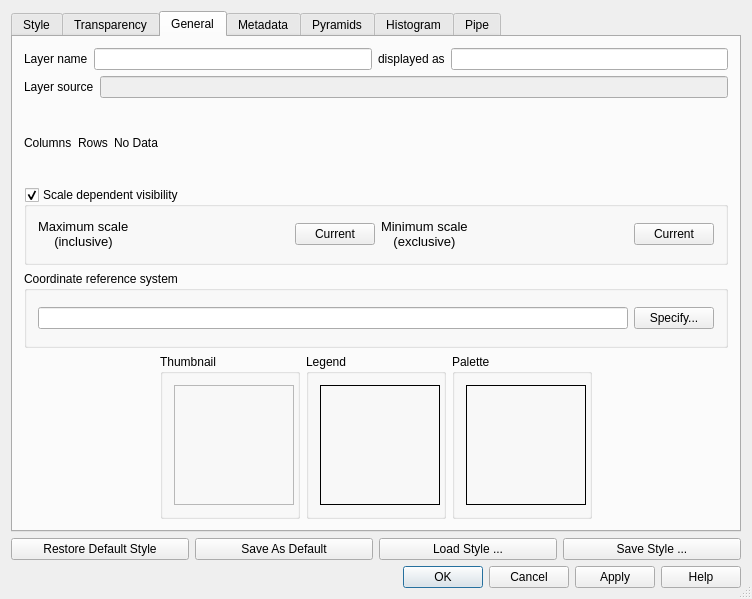
This is src/ui/qgsrasterlayerpropertiesbase.ui in qgis/QGIS as Qt 5 draws it before an edit. The edited form follows.
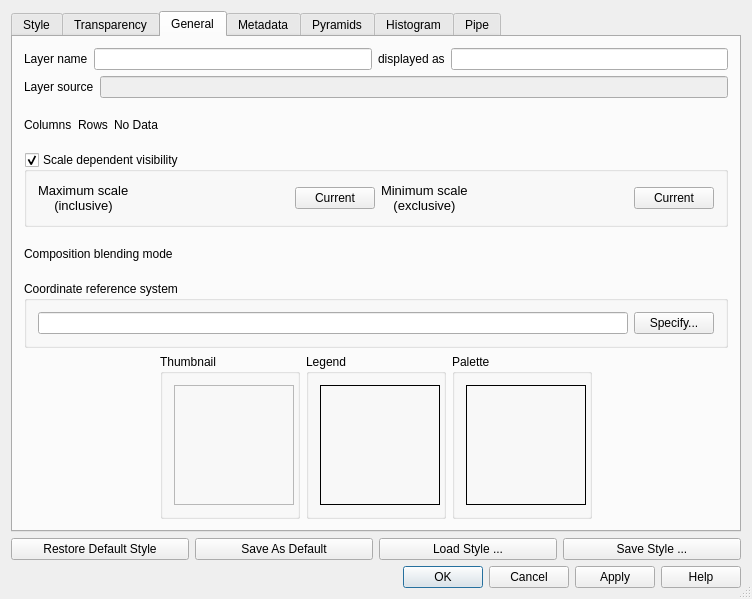
This is the edited form. Icons and pictures are not drawn. Custom widgets are drawn as their Qt base class.

Commit message: Add blend modes widget to raster layer properties dialog

What changed in the file:
```diff
--- a/src/ui/qgsrasterlayerpropertiesbase.ui
+++ b/src/ui/qgsrasterlayerpropertiesbase.ui
@@ -869,6 +869,52 @@
          </layout>
         </widget>
        </item>
+       <item>
+        <layout class="QHBoxLayout" name="horizontalLayout_11">
+         <property name="leftMargin">
+          <number>0</number>
+         </property>
+         <property name="rightMargin">
+          <number>0</number>
+         </property>
+         <property name="bottomMargin">
+          <number>0</number>
+         </property>
+         <item>
+          <widget class="QLabel" name="mBlendTypeLabel">
+           <property name="text">
+            <string>Composition blending mode</string>
+           </property>
+           <property name="margin">
+            <number>0</number>
+           </property>
+          </widget>
+         </item>
+         <item>
+          <widget class="QgsBlendModeComboBox" name="mBlendModeComboBox" native="true">
+           <property name="minimumSize">
+            <size>
+             <width>0</width>
+             <height>0</height>
+            </size>
+           </property>
+          </widget>
+         </item>
+         <item>
+          <spacer name="horizontalSpacer_6">
+           <property name="orientation">
+            <enum>Qt::Horizontal</enum>
+           </property>
+           <property name="sizeHint" stdset="0">
+            <size>
+             <width>40</width>
+             <height>20</height>
+            </size>
+           </property>
+          </spacer>
+         </item>
+        </layout>
+       </item>
        <item>
         <widget class="QGroupBox" name="grpSRS">
          <property name="title">
@@ -1278,6 +1324,11 @@
    <header>qgscollapsiblegroupbox.h</header>
    <container>1</container>
   </customwidget>
+  <customwidget>
+   <class>QgsBlendModeComboBox</class>
+   <extends>QWidget</extends>
+   <header>qgsblendmodecombobox.h</header>
+  </customwidget>
  </customwidgets>
  <tabstops>
   <tabstop>tabBar</tabstop>
```
The commit also changes 1 other file.
